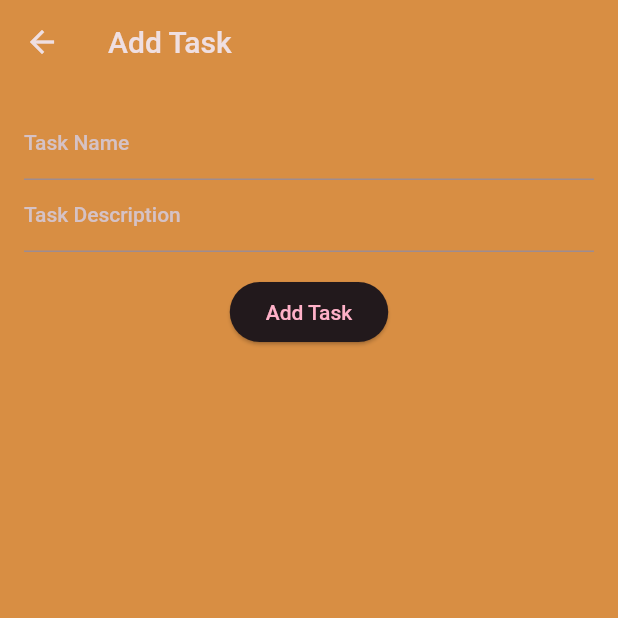
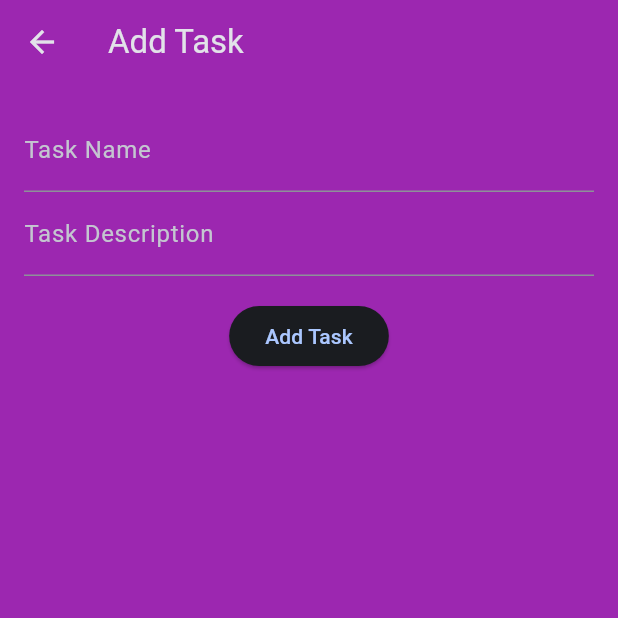
Before and after one commit to rjk51/ToDo, a Flutter app: the screen it shows after launch, after a tap on the "add" icon, on a phone screen of 412 x 824 dp, the top half of it. Run offline on Flutter 3.47's test engine with Material 2 defaults, Android fonts, the phone set to English and light mode, and no system bars; our stand-ins replace cloud_firestore, firebase_core, google_fonts; accounts and stored records are empty.

Commit message:
Redesigned the app

```diff
--- a/todo/lib/main.dart
+++ b/todo/lib/main.dart
@@ -3,7 +3,7 @@ import 'package:firebase_core/firebase_core.dart';
 import 'package:todo/firebase_options.dart';
 import 'package:todo/screen/splash.dart';
 
-void main() async{
+void main() async {
   WidgetsFlutterBinding.ensureInitialized();
   await Firebase.initializeApp(
     options: DefaultFirebaseOptions.currentPlatform,
@@ -14,20 +14,46 @@ void main() async{
 class MyApp extends StatelessWidget {
   const MyApp({super.key});
 
+  Brightness getSystemBrightness(BuildContext context) {
+    return MediaQuery.of(context).platformBrightness;
+  }
+
   @override
   Widget build(BuildContext context) {
+    final systemBrightness = getSystemBrightness(context);
+    final isDarkMode = systemBrightness == Brightness.dark;
+
+    final lightTheme = ThemeData(
+      bottomNavigationBarTheme: const BottomNavigationBarThemeData(
+        backgroundColor: Color.fromARGB(255, 123, 18, 141),
+      ),
+      primarySwatch: Colors.blue,
+      brightness: Brightness.dark,
+      useMaterial3: true,
+      colorScheme: ColorScheme.fromSeed(
+        brightness: Brightness.dark,
+        seedColor: const Color.fromARGB(255, 7, 75, 153),
+        surface: Colors.purple,
+      ),
+      scaffoldBackgroundColor: Colors.purple,
+    );
+
+    final darkTheme = ThemeData(
+      primarySwatch: Colors.blue,
+      brightness: Brightness.dark,
+      useMaterial3: true,
+      colorScheme: ColorScheme.fromSeed(
+        brightness: Brightness.dark,
+        seedColor: const Color.fromARGB(255, 7, 75, 153),
+        surface: const Color.fromARGB(255, 0, 0, 0),
+      ),
+      scaffoldBackgroundColor: const Color.fromARGB(255, 0, 0, 0),
+    );
+
     return MaterialApp(
       debugShowCheckedModeBanner: false,
       title: 'ToDo',
-      theme: ThemeData.dark().copyWith(
-        useMaterial3: true,
-        colorScheme: ColorScheme.fromSeed(
-          seedColor: const Color.fromARGB(255, 0, 0, 0),
-          brightness: Brightness.dark,
-          surface: const Color(0xffd88e43),
-        ),
-        scaffoldBackgroundColor: const Color(0xffd88e43),
-      ),
+      theme: isDarkMode ? darkTheme : lightTheme,
       home: const SplashScreen(),
     );
   }
--- a/todo/lib/screen/main_screen.dart
+++ b/todo/lib/screen/main_screen.dart
@@ -11,9 +11,8 @@ class MainScreen extends StatefulWidget {
 }
 
 class _MainScreenState extends State<MainScreen> {
-  int _selectedIndex = 0; // Index for the selected tab
+  int _selectedIndex = 0;
 
-  // Function to change the selected tab
   void _onTabSelected(int index) {
     setState(() {
       _selectedIndex = index;
@@ -37,18 +36,28 @@ class _MainScreenState extends State<MainScreen> {
   Widget build(BuildContext context) {
     return Scaffold(
       appBar: AppBar(
-        title: Text(
-          'TODO',
-          style: GoogleFonts.jacquesFrancoisShadow(
-            fontSize: 25,
-            color: Colors.black,
-          ),
+        title: Row(
+          children: [
+            Image.asset(
+              'assets/images/todol1.png',
+              width: 45,
+              height: 45,
+            ),
+            const SizedBox(width: 13),
+            Text(
+              'TODO',
+              style: GoogleFonts.jacquesFrancoisShadow(
+                fontSize: 30,
+                color: Colors.white,
+              ),
+            ),
+          ],
         ),
         actions: [
           IconButton(
             icon: const Icon(
               Icons.add,
-              color: Colors.black,
+              color: Colors.white,
               size: 30,
             ),
             onPressed: () {
@@ -62,7 +71,6 @@ class _MainScreenState extends State<MainScreen> {
       ),
       body: _buildSelectedPage(_selectedIndex), // Show the selected page
       bottomNavigationBar: BottomNavigationBar(
-        backgroundColor: const Color(0xffd88e43),
         currentIndex: _selectedIndex, // Currently selected tab
         onTap: _onTabSelected, // Function to handle tab selection
         items: const [
--- a/todo/pubspec.yaml
+++ b/todo/pubspec.yaml
@@ -67,6 +67,7 @@ flutter:
   # To add assets to your application, add an assets section, like this:
   assets:
     - assets/images/todol.jpeg
+    - assets/images/todol1.png
   #   - images/a_dot_ham.jpeg
 
   # An image asset can refer to one or more resolution-specific "variants", see
```
Also changed, not shown: todo/lib/screen/add_task.dart (+9 -1 lines), todo/lib/widgets/task_list.dart (+35 -110 lines), todo/lib/widgets/task_list_functions.dart (added, +116 -0 lines), todo/assets/images/todol1.png (added).
